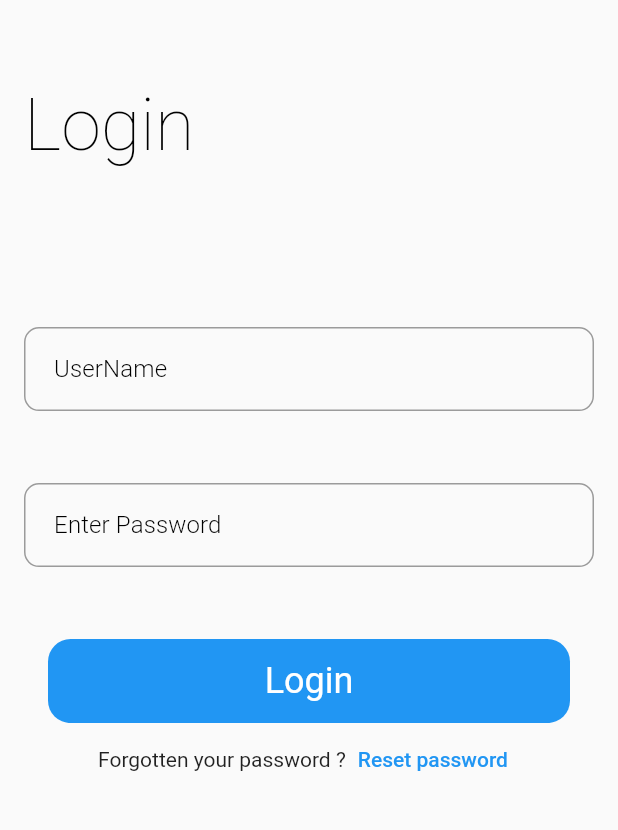
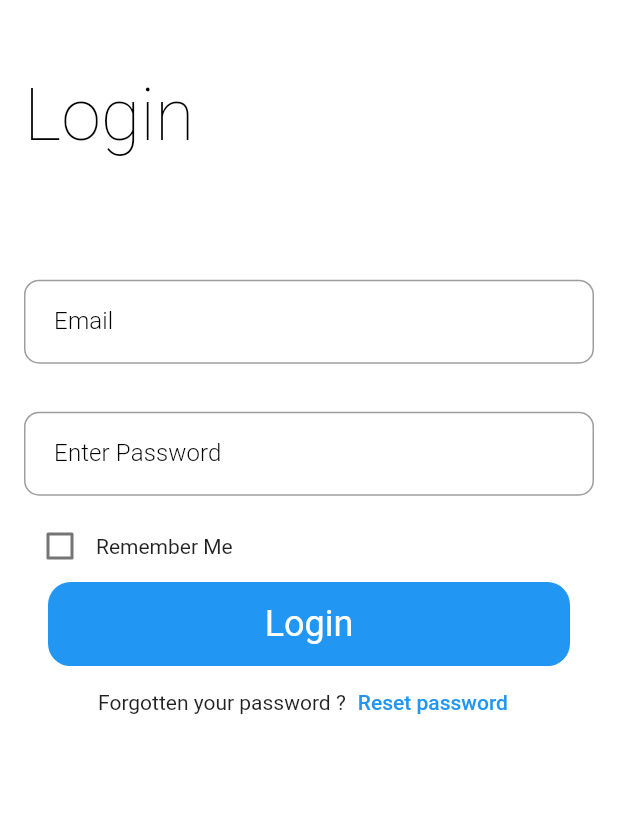
Before and after one commit to TrSaka/flutter_auto_gate, a Flutter app: the screen it shows after launch, on a phone screen of 412 x 824 dp, the part 150-980 px from its top. Run offline on Flutter 3.47's test engine with Material 2 defaults, Android fonts, the phone set to English and light mode, and no system bars; our stand-ins replace auto_route, easy_localization, equatable, firebase_auth, firebase_core, flutter_hooks and 2 more; accounts and stored records are empty.

Commit message:
changed_1.0

```diff
--- a/lib/core/constants/app_constants.dart
+++ b/lib/core/constants/app_constants.dart
@@ -1,3 +1,5 @@
+// ignore_for_file: constant_identifier_names
+
 class ApplicationConstants {
   static const LANG_ASSET_PATH = "asset/translations/";
 }
--- a/lib/core/extension/image_extension.dart
+++ b/lib/core/extension/image_extension.dart
@@ -3,4 +3,5 @@ extension ImageExtension on String {
   String get toLottie => "asset/lotties${this}svg";
   String get toSVG => "asset/svg/${this}.svg";
   String get toJPG => "asset/image/${this}.jpg";
+  String get toJSON => "asset/lottie/${this}.json";
 }
--- a/lib/core/init/theme/app_theme_light.dart
+++ b/lib/core/init/theme/app_theme_light.dart
@@ -8,7 +8,8 @@ import 'app_theme.dart';
 mixin AppThemeLight implements ThemeData {
   static ThemeData get theme => ThemeData(
         backgroundColor: UIColor().backgroundColor,
-        appBarTheme: const AppBarTheme(
+        appBarTheme: AppBarTheme(
+          backgroundColor: UIColor().backgroundColor,
           elevation: 0,
           centerTitle: true,
         ),
--- a/lib/core/services/firebase_auth_service.dart
+++ b/lib/core/services/firebase_auth_service.dart
@@ -28,8 +28,11 @@ class AuthRepository {
   Future<void> signOut() async {
     await _auth.signOut();
   }
+  Future<void>signOutWhenAppKilled()async{
 
-  Future<User?> register(String email, String username, String password) async {
+  }
+
+  Future<User?> register(String name, String email, String password) async {
     try {
       final result = await _auth.createUserWithEmailAndPassword(
         email: email,
--- a/lib/main.dart
+++ b/lib/main.dart
@@ -2,6 +2,7 @@ import 'package:easy_localization/easy_localization.dart';
 import 'package:firebase_core/firebase_core.dart';
 import 'package:flutter/material.dart';
 import 'package:flutter/services.dart';
+import 'package:flutter_hooks/flutter_hooks.dart';
 import 'package:flutter_riverpod/flutter_riverpod.dart';
 import 'package:flutter_system/core/constants/app_constants.dart';
 import 'package:flutter_system/core/init/lang/language_manager.dart';
--- a/lib/product/routes/app_router.dart
+++ b/lib/product/routes/app_router.dart
@@ -1,13 +1,17 @@
 import 'package:auto_route/auto_route.dart';
 import 'package:flutter_system/product/view/auth/login_view.dart';
 import 'package:auto_route/annotations.dart';
+import 'package:flutter_system/product/view/menu/home_menu_view.dart';
+import 'package:flutter_system/product/view/splash/splash_view.dart';
 import 'package:flutter_system/product/view_model/auth/auth_checker.dart';
 import '../view/auth/register_view.dart';
 
 @MaterialAutoRouter(
   replaceInRouteName: 'View,Route',
   routes: <AutoRoute>[
-    AutoRoute(page: AuthChecker, initial: true, path: "/auth_check"),
+    AutoRoute(page: LoginAuthChecker, initial: true, path: "/auth_check"),
+    AutoRoute(page: SplashView, initial: false, path: "/splash_page"),
+    AutoRoute(page: HomeMenuView, initial: false, path: "/menu_page"),
     AutoRoute(page: LoginPageView, initial: false, path: "/login_page"),
     AutoRoute(page: RegisterPageView, initial: false, path: 'reister_page'),
   ],
--- a/lib/product/view/auth/login_view.dart
+++ b/lib/product/view/auth/login_view.dart
@@ -1,10 +1,11 @@
+import 'dart:async';
+
 import 'package:flutter/material.dart';
 import 'package:flutter_riverpod/flutter_riverpod.dart';
 import 'package:flutter_system/core/utils/colors.dart';
 import 'package:flutter_system/core/utils/screen_size.dart';
 import 'package:flutter_system/product/routes/app_router.gr.dart';
 import 'package:flutter_system/product/routes/route.dart';
-import 'package:flutter_system/product/view/auth/register_view.dart';
 import 'package:flutter_system/product/view_model/auth/login_state.dart';
 import 'package:flutter_system/product/view_model/auth/login_view_model.dart';
 import '../../../core/components/app_avatar_widget.dart';
@@ -19,24 +20,44 @@ class LoginPageView extends ConsumerStatefulWidget {
 }
 
 class _LoginPageViewState extends ConsumerState<LoginPageView> {
+  @override
+  void initState() {
+    viewModel.checkBoxState; //Stream Controller
+    viewModel.checkBoxStream; //Stream
+    viewModel.checkBoxStream.listen((event) {
+      viewModel.rememberMe = event;
+    });
+    super.initState();
+  }
+
+  @override
+  void dispose() {
+    viewModel.checkBoxState.close();
+    super.dispose();
+  }
+
   LoginViewModel viewModel = LoginViewModel();
   @override
   Widget build(BuildContext context) {
+    // You can not use this field in viewModel , avoid of bad state in Riverpod !
     ref.listen<LoginState>(viewModel.loginControllerProvider,
         (((previous, next) {
       if (next is LoginStateSuccess) {
-        NavRoute(const RegisterPageRoute()).toPush(context);
+        NavRoute(const SplashRoute()).toPush(context);
         debugPrint("Completed !");
       }
       if (next is LoginStateLoading) {
         debugPrint("Loading...");
       }
-      if (next == LoginStateError) {
+      if (next is LoginStateError) {
         debugPrint("Error $next");
-        NavRoute(const RegisterPageRoute()).toPush(context);
       }
     })));
+
+    //
+    //
     return Scaffold(
+        backgroundColor: UIColor().backgroundColor,
         appBar: AppBar(
           backgroundColor: UIColor().backgroundColor,
           title: const AppAvatar(),
@@ -53,7 +74,8 @@ class _LoginPageViewState extends ConsumerState<LoginPageView> {
               mainAxisAlignment: MainAxisAlignment.start,
               children: [
                 SizedBox(
-                  height: DefaultResponsiveSizes(context).kDefaultHeight / 15,
+                  height:
+                      DefaultResponsiveSizes(context).kDefaultNormalHeight / 3,
                 ),
                 Row(
                   children: [
@@ -63,15 +85,16 @@ class _LoginPageViewState extends ConsumerState<LoginPageView> {
                 ),
                 SizedBox(
                     height:
-                        DefaultResponsiveSizes(context).kDefaultSmallHeight *
-                            1.3),
+                        DefaultResponsiveSizes(context).kDefaultSmallHeight /
+                            1),
                 TextForm(
-                  userName: viewModel.user_name_text,
-                  controller: viewModel.userNameController,
+                  userName: viewModel.email_text,
+                  controller: viewModel.emailController,
                 ),
                 SizedBox(
                     height: DefaultResponsiveSizes(context)
-                        .kSpaceBetweenFormFields),
+                            .kSpaceBetweenFormFields /
+                        1.5),
                 TextForm(
                   userName: viewModel.textForm_password_text,
                   controller: viewModel.passwordController,
@@ -79,13 +102,34 @@ class _LoginPageViewState extends ConsumerState<LoginPageView> {
                 ),
                 SizedBox(
                     height: DefaultResponsiveSizes(context)
-                        .kSpaceBetweenFormFields),
+                            .kSpaceBetweenFormFields /
+                        5),
+                Row(
+                  mainAxisAlignment: MainAxisAlignment.start,
+                  children: [
+                    StreamBuilder(
+                      stream: viewModel.checkBoxStream,
+                      initialData: false,
+                      builder: ((context, AsyncSnapshot snapshot) {
+                        return Checkbox(
+                            value: viewModel.rememberMe,
+                            onChanged: (changedValue) {
+                              viewModel.checkBoxState.sink.add(changedValue);
+                            });
+                      }),
+                    ),
+                    Text(viewModel.remember_me),
+                  ],
+                ),
                 LoginRegisterButton(
                     text: viewModel.login_text,
                     event: () => ref
                         .read(viewModel.loginControllerProvider.notifier)
-                        .login(viewModel.userNameController.text,
-                            viewModel.passwordController.text, false)),
+                        .login(
+                          viewModel.emailController.text,
+                          viewModel.passwordController.text,
+                          viewModel.rememberMe,
+                        )),
                 AuthSubtitle(
                   firstText: viewModel.forgotPasswordText,
                   secondText: viewModel.resetPasswordText,
--- a/lib/product/view_model/auth/auth_checker.dart
+++ b/lib/product/view_model/auth/auth_checker.dart
@@ -1,13 +1,15 @@
+// ignore_for_file: no_leading_underscores_for_local_identifiers
+
 import 'package:flutter/material.dart';
 import 'package:flutter_riverpod/flutter_riverpod.dart';
 import 'package:flutter_system/core/init/provider/auth_provider.dart';
 import 'package:flutter_system/product/view/auth/login_view.dart';
-import 'package:flutter_system/product/view/auth/register_view.dart';
+import 'package:flutter_system/product/view/menu/home_menu_view.dart';
+import 'package:flutter_system/product/view/splash/splash_view.dart';
 
-class AuthChecker extends ConsumerWidget {
+class LoginAuthChecker extends ConsumerWidget {
   @override
-  const AuthChecker({Key? key}) : super(key: key);
-
+  const LoginAuthChecker({Key? key}) : super(key: key);
   @override
   Widget build(BuildContext context, WidgetRef ref) {
     final _authState = ref.watch(
@@ -15,13 +17,16 @@ class AuthChecker extends ConsumerWidget {
     return _authState.when(
       data: (user) {
         if (user != null) {
-          return const RegisterPageView();
+          debugPrint("User In !");
+          debugPrint("User :${user.email}");
+          return const SplashView();
         } else {
+          debugPrint("Please let user in");
           return const LoginPageView();
         }
       },
       error: (error, stackTrace) {
-        return Text("err");
+        return const Text("err");
       },
       loading: () {
         return const CircularProgressIndicator();
--- a/lib/product/view_model/auth/login_view_model.dart
+++ b/lib/product/view_model/auth/login_view_model.dart
@@ -1,4 +1,6 @@
 // ignore_for_file: non_constant_identifier_names
+
+import 'dart:async';
 
 import 'package:firebase_auth/firebase_auth.dart';
 import 'package:flutter/cupertino.dart';
@@ -6,6 +8,8 @@ import 'package:flutter_riverpod/flutter_riverpod.dart';
 import 'package:flutter_system/core/init/lang/locale_keys.g.dart';
 import 'package:flutter_system/core/extension/string_extension.dart';
 import '../../../core/init/provider/auth_provider.dart';
+import '../../routes/app_router.gr.dart';
+import '../../routes/route.dart';
 import 'login_state.dart';
 
 class LoginViewModel {
@@ -14,16 +18,26 @@ class LoginViewModel {
     return LoginController(ref);
   });
 
-  TextEditingController userNameController = TextEditingController();
+  TextEditingController emailController = TextEditingController();
   TextEditingController passwordController = TextEditingController();
+
+  //Remember Me CheckBox Button
+  StreamController checkBoxState = StreamController.broadcast();
+  Stream get checkBoxStream => checkBoxState.stream.asBroadcastStream();
   bool rememberMe = false;
-  String login_text = LocaleKeys.loginText.locale;
-  String user_name_text = LocaleKeys.userName.locale;
-  String textForm_password_text = LocaleKeys.textFormFieldPasswordText;
-  String password_text = LocaleKeys.passwordText.locale;
-  String forgotPasswordText = LocaleKeys.forgotPasswordText;
-  String resetPasswordText = LocaleKeys.resetPasswordText;
-  String login_button_text = LocaleKeys.loginButtonText;
+  //Remember Me CheckBox Button
+
+  //Strings for UI
+  String get login_text => LocaleKeys.loginText.locale;
+  String get user_name_text => LocaleKeys.userName.locale;
+  String get textForm_password_text => LocaleKeys.textFormFieldPasswordText;
+  String get password_text => LocaleKeys.passwordText.locale;
+  String get forgotPasswordText => LocaleKeys.forgotPasswordText.locale;
+  String get resetPasswordText => LocaleKeys.resetPasswordText.locale;
+  String get login_button_text => LocaleKeys.loginButtonText.locale;
+  String get email_text => LocaleKeys.emailText.locale;
+  String get remember_me => LocaleKeys.rememberMe.locale;
+  //Strings for UI
 }
 
 class LoginController extends StateNotifier<LoginState> {
--- /dev/null
+++ b/lib/product/view_model/splash/splash_view_model.dart
@@ -0,0 +1,4 @@
+class SplashViewModel{
+
+
+}
--- a/pubspec.yaml
+++ b/pubspec.yaml
@@ -46,6 +46,7 @@ dependencies:
   flutter_hooks: ^0.18.5+1
   firebase_auth: ^4.2.3
   equatable: ^2.0.5
+  lottie: ^2.1.0
 
 dev_dependencies:
   flutter_test:
@@ -73,6 +74,7 @@ flutter:
   assets:
     - asset/translations/
     - asset/image/
+    - asset/lottie/
   #   - images/a_dot_ham.jpeg
 
   # An image asset can refer to one or more resolution-specific "variants", see
```
Also changed, not shown: asset/lottie/gate_animation_lottie.json (added, +1 -0 lines), lib/product/view/auth/register_view.dart (+101 -5 lines), lib/product/view/menu/home_menu_view.dart (added, +27 -0 lines), lib/product/view/splash/splash_view.dart (added, +32 -0 lines), lib/product/view_model/auth/register_state.dart (added, +35 -0 lines), lib/product/view_model/auth/register_view_model.dart (+50 -0 lines), lib/core/init/lang/locale_keys.g.dart, lib/core/init/provider/auth_provider.dart (line endings or trailing spaces), lib/product/routes/app_router.gr.dart, lib/product/view_model/menu/home_menu_view_model.dart (added), lib/product/view_model/splash/splash_state.dart (added), pubspec.lock, 9 other files.
